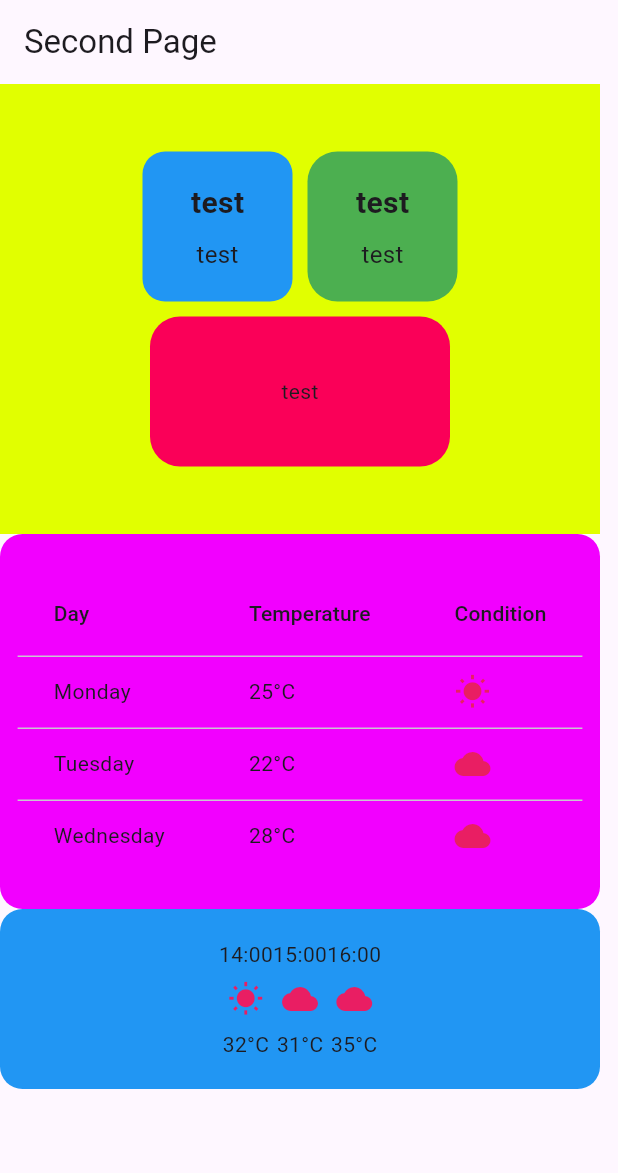
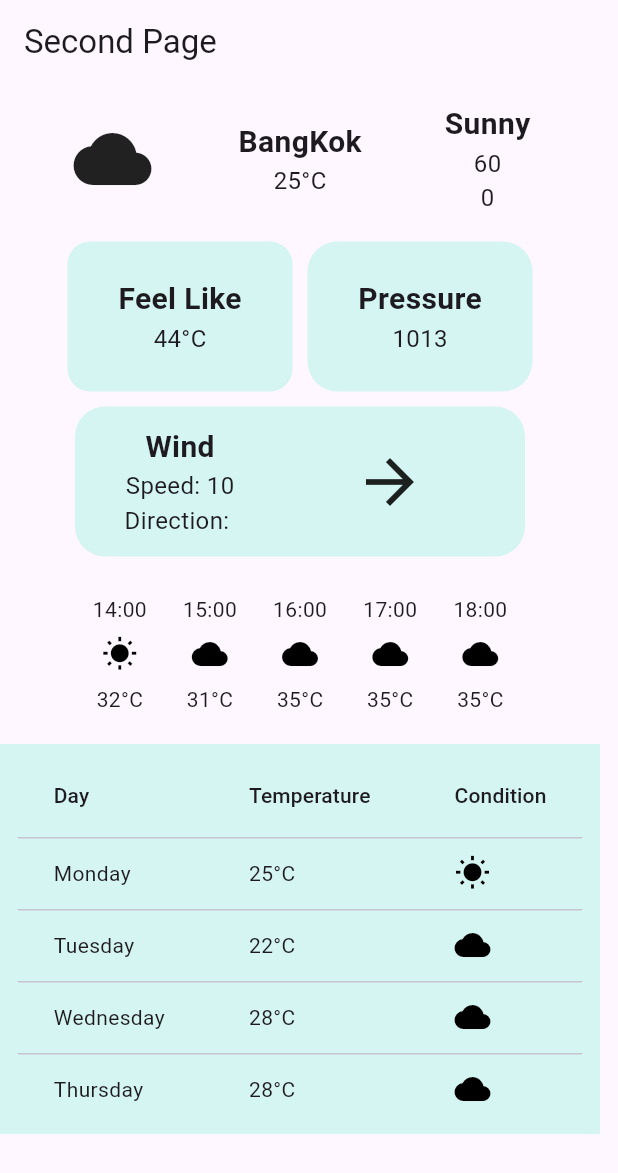
Before and after one commit to tawan-chaidee/ITCS424-GeoTask, a Flutter app: the screen it shows after launch, on a phone screen of 412 x 824 dp. Shown: the top 1173 px of the screen. Run offline on Flutter 3.47's test engine with Material 3 defaults, Android fonts, the phone set to English and light mode, and no system bars.

Commit message:
Add model, fix layout and color

```diff
--- /dev/null
+++ b/lib/model/weather_model.dart
@@ -0,0 +1,58 @@
+import 'package:flutter/material.dart';
+
+class WeatherHour {
+  final String hour;
+  final IconData icon;
+  final String temperature;
+
+  WeatherHour({
+    required this.hour,
+    required this.icon,
+    required this.temperature,
+  });
+}
+
+class WeatherDay {
+  final String day;
+  final String temperature;
+  final String condition;
+  final IconData icon;
+
+  WeatherDay({
+    required this.day,
+    required this.temperature,
+    required this.condition,
+    required this.icon,
+  });
+}
+
+class WeatherToday {
+  final String condition;
+  final int temperature;
+  final int feelLike;
+  final int pressure;
+  final int humidity;
+  final int precip;  // Use int for precipitation
+  final WeatherWind wind;
+
+
+  WeatherToday({
+    required this.condition,
+    required this.temperature,
+    required this.feelLike,
+    required this.pressure,
+    required this.humidity,
+    required this.precip,
+    required this.wind,
+  });
+}
+
+class WeatherWind {
+  final int windSpeed;
+  final int windDirection;
+
+  WeatherWind({
+    required this.windSpeed,
+    required this.windDirection,
+  });
+}
--- a/lib/page/weather_page.dart
+++ b/lib/page/weather_page.dart
@@ -1,7 +1,56 @@
 import 'package:flutter/material.dart';
+import '../model/weather_model.dart';
 
 class WeatherPage extends StatelessWidget {
-  const WeatherPage({super.key});
+  const WeatherPage({Key? key}) : super(key: key);
+  static const themeBlueGreen = Color.fromRGBO(213, 245, 243, 1);
+
+  // Mock data for tempory use
+  static List<WeatherHour> mockHourWeatherList = [
+    WeatherHour(hour: '14:00', icon: Icons.wb_sunny, temperature: '32°C'),
+    WeatherHour(hour: '15:00', icon: Icons.cloud, temperature: '31°C'),
+    WeatherHour(hour: '16:00', icon: Icons.wb_cloudy, temperature: '35°C'),
+    WeatherHour(hour: '17:00', icon: Icons.wb_cloudy, temperature: '35°C'),
+    WeatherHour(hour: '18:00', icon: Icons.wb_cloudy, temperature: '35°C'),
+  ];
+
+  // Mock data for tempory use
+  static List<WeatherDay> mockDayWeatherList = [
+    WeatherDay(
+        day: 'Monday',
+        temperature: '25°C',
+        condition: 'Sunny',
+        icon: Icons.wb_sunny),
+    WeatherDay(
+        day: 'Tuesday',
+        temperature: '22°C',
+        condition: 'Cloudy',
+        icon: Icons.cloud),
+    WeatherDay(
+        day: 'Wednesday',
+        temperature: '28°C',
+        condition: 'Partly Cloudy',
+        icon: Icons.wb_cloudy),
+      WeatherDay(
+        day: 'Thursday',
+        temperature: '28°C',
+        condition: 'Partly Cloudy',
+        icon: Icons.wb_cloudy),
+  ];
+
+  // Mock data for tempory use
+  static WeatherToday todayWeather = WeatherToday(
+    condition: 'Sunny',
+    temperature: 25,
+    feelLike: 44,
+    pressure: 1013,
+    humidity: 60,
+    precip: 0,
+    wind: WeatherWind(
+      windSpeed: 10,
+      windDirection: 45,
+    ),
+  );
 
   @override
   Widget build(BuildContext context) {
@@ -11,67 +60,178 @@ class WeatherPage extends StatelessWidget {
       ),
       body: Column(
         children: [
+          //Top weather banner
+          weatherBanner(),
           Container(
             width: 400,
-            height: 300,
-            color: Color.fromARGB(255, 225, 255, 0),
+            height: 220,
+            // color: const Color.fromARGB(255, 225, 255, 0),
             child: Center(
               child: Wrap(
                 alignment: WrapAlignment.center,
                 spacing: 10.0,
                 runSpacing: 10.0,
-                //Top info part
+                //Middle info part
                 children: [
-                  _weather_box(100, 100, Colors.blue, 15.0, 'test', 'test'),
-                  _weather_box(100, 100, Colors.green, 20.0, 'test', 'test'),
-                  _weather_box(200, 100, Color.fromARGB(255, 250, 0, 88), 20.0,
-                      '', '', Text('test')),
+                  _weatherBox(
+                    150,
+                    100,
+                    color: themeBlueGreen,
+                    borderRadius: 15.0,
+                    title: 'Feel Like',
+                    subtitle1: todayWeather.feelLike.toString() + '°C',
+                  ),
+                  _weatherBox(150, 100,
+                      color: themeBlueGreen,
+                      borderRadius: 20.0,
+                      title: 'Pressure',
+                      subtitle1: todayWeather.pressure.toString()),
+                  _weatherBox(
+                    300,
+                    100,
+                    color: themeBlueGreen,
+                    borderRadius: 20.0,
+                    title: '',
+                    subtitle1: '',
+                    customChild: Row(
+                      mainAxisAlignment: MainAxisAlignment.spaceEvenly,
+                      children: [
+                        _weatherBox(
+                          100,
+                          100,
+                          borderRadius: 0,
+                          title: "Wind",
+                          subtitle1: 'Speed: ${todayWeather.wind.windSpeed}',
+                          subtitle2: 'Direction: ',
+                        ),
+                        _weatherBox(
+                          140,
+                          100,
+                          borderRadius: 0,
+                          title: '',
+                          subtitle1: '',
+                          //Arrow Direction to be implement later
+                          customChild: const Icon(
+                            Icons.arrow_forward,
+                            size: 48,
+                          ),
+                        )
+                      ],
+                    ),
+                  ),
                 ],
               ),
             ),
           ),
-          //Bottom weather Table part
-          _weather_box(400, 250, Color.fromARGB(255, 242, 0, 255), 15, '', '', _weatherTable()),
-          _weather_box(400, 120, Colors.blue, 15, '', '', _hourWeatherTable()),
+          //Bottom hourly weather Table part
+          _weatherBox(
+            400,
+            120,
+            color: Colors.transparent,
+            borderRadius: 15,
+            title: '',
+            subtitle1: '',
+            customChild: _hourWeatherTable(mockHourWeatherList),
+          ),
+          //Very bottom day weather Table part
+          _weatherBox(
+            400,
+            260,
+            color: themeBlueGreen,
+            borderRadius: 0,
+            title: '',
+            subtitle1: '',
+            customChild: _weatherTable(mockDayWeatherList),
+          ),
         ],
       ),
     );
   }
 
-  // Roundy box with title and subtitle, can take widget as child if
-  // "customWidget" parameter is provided
-  Widget _weather_box(
+  Widget weatherBanner() {
+    return Container(
+      width: 400,
+      height: 100,
+      child: Row(
+        mainAxisAlignment: MainAxisAlignment.spaceEvenly,
+        children: [
+          Container(
+            width: 100,
+            height: 100,
+            child: const Icon(
+              Icons.wb_cloudy,
+              size: 52,
+            ),
+          ),
+          Container(
+            width: 100,
+            height: 100,
+            child: _weatherBox(
+              150,
+              100,
+              borderRadius: 0,
+              title: 'BangKok',
+              subtitle1: '25°C',
+            ),
+          ),
+          Container(
+              width: 100,
+              height: 100,
+              //Custom Weather text depend on situtation to be add later
+              child: _weatherBox(150, 100,
+                  title: "Sunny",
+                  subtitle1: todayWeather.humidity.toString(),
+                  subtitle2: todayWeather.precip.toString())),
+        ],
+      ),
+    );
+  }
+
+  // Roundy box with title and subtitle
+  // Would display second subtitle or customWidget if provided
+  // Also optionaly take color as parameter
+  Widget _weatherBox(
     double width,
-    double height,
-    Color color,
-    double borderRadius,
-    String title,
-    String subtitle, [
-    Widget? customWidget,
-  ]) {
+    double height, {
+    Color? color,
+    double borderRadius = 0,
+    required String title,
+    required String subtitle1,
+    String? subtitle2,
+    Widget? customChild,
+  }) {
     return Container(
       width: width,
       height: height,
       decoration: BoxDecoration(
-        color: color,
+        color: color ?? Colors.transparent,
         borderRadius: BorderRadius.circular(borderRadius),
       ),
       child: Column(
         mainAxisAlignment: MainAxisAlignment.center,
         children: [
-          if (customWidget != null) customWidget,
-          if (customWidget == null)
+          if (customChild != null) customChild,
+          if (customChild == null)
             Column(
               children: [
                 Text(
                   title,
                   style: const TextStyle(
-                      fontSize: 20, fontWeight: FontWeight.bold),
+                    fontSize: 20,
+                    fontWeight: FontWeight.bold,
                   ),
-                const SizedBox(height: 8),
+                ),
                 Text(
-                  subtitle,
+                  subtitle1,
                   style: const TextStyle(fontSize: 16),
+                ),
+                if (subtitle2 != null)
+                  Container(
+                    margin: const EdgeInsets.only(top: 0),
+                    child: Text(
+                      subtitle2,
+                      style: const TextStyle(fontSize: 16),
+                    ),
                   ),
               ],
             ),
@@ -79,43 +239,24 @@ class WeatherPage extends StatelessWidget {
       ),
     );
   }
-}
 
-Widget _weatherTable() {
-  List<Map<String, dynamic>> weatherData = [
-    {
-      'day': 'Monday',
-      'temperature': '25°C',
-      'condition': 'Sunny',
-      'icon': Icons.wb_sunny
-    },
-    {
-      'day': 'Tuesday',
-      'temperature': '22°C',
-      'condition': 'Cloudy',
-      'icon': Icons.cloud
-    },
-    {
-      'day': 'Wednesday',
-      'temperature': '28°C',
-      'condition': 'Partly Cloudy',
-      'icon': Icons.wb_cloudy
-    },
-  ];
-
+  Widget _weatherTable(List<WeatherDay> weatherData) {
     return DataTable(
       columns: [
-      DataColumn(label: Text('Day')),
-      DataColumn(label: Text('Temperature')),
-      DataColumn(label: Text('Condition')),
+        const DataColumn(label: Text('Day')),
+        const DataColumn(label: Text('Temperature')),
+        const DataColumn(label: Text('Condition')),
       ],
       rows: weatherData
           .map(
             (data) => DataRow(
               cells: [
-              DataCell(Text(data['day'])),
-              DataCell(Text(data['temperature'])),
-              DataCell(Icon(data['icon'], color: Colors.pink, size: 24.0)),
+                DataCell(Text(data.day)),
+                DataCell(Text(data.temperature)),
+                DataCell(
+                  Icon(data.icon,
+                      color: const Color.fromARGB(255, 0, 0, 0), size: 24.0),
+                ),
               ],
             ),
           )
@@ -123,30 +264,28 @@ Widget _weatherTable() {
     );
   }
 
-Widget _hourWeatherTable() {
-  List<Map<String, dynamic>> weatherData = [
-    {'hour': '14:00', 'icon': Icons.wb_sunny, 'temperature': '32°C'},
-    {'hour': '15:00', 'icon': Icons.cloud, 'temperature': '31°C'},
-    {'hour': '16:00', 'icon': Icons.wb_cloudy, 'temperature': '35°C'},
-  ];
-
+  Widget _hourWeatherTable(List<WeatherHour> weatherData) {
     return Container(
-    padding: EdgeInsets.all(16.0),
+      padding: const EdgeInsets.all(16.0),
       child: Center(
         child: SingleChildScrollView(
           scrollDirection: Axis.horizontal,
           child: Row(
             mainAxisAlignment: MainAxisAlignment.spaceAround,
             children: weatherData.map((data) {
-            return Column(
+              return Padding(
+                padding: const EdgeInsets.only(left: 12, right: 12),
+                child: Column(
                   mainAxisAlignment: MainAxisAlignment.center,
                   children: [
-                Text(data['hour']),
-                SizedBox(height: 8.0),
-                Icon(data['icon'], color: Colors.pink, size: 24.0),
-                SizedBox(height: 8.0),
-                Text(data['temperature']),
+                    Text(data.hour),
+                    const SizedBox(height: 8.0),
+                    Icon(data.icon,
+                        color: const Color.fromARGB(255, 0, 0, 0), size: 24.0),
+                    const SizedBox(height: 8.0),
+                    Text(data.temperature),
                   ],
+                ),
               );
             }).toList(),
           ),
@@ -154,3 +293,4 @@ Widget _hourWeatherTable() {
       ),
     );
   }
+}
```
Lines whose indentation alone changed are shown as unchanged.
